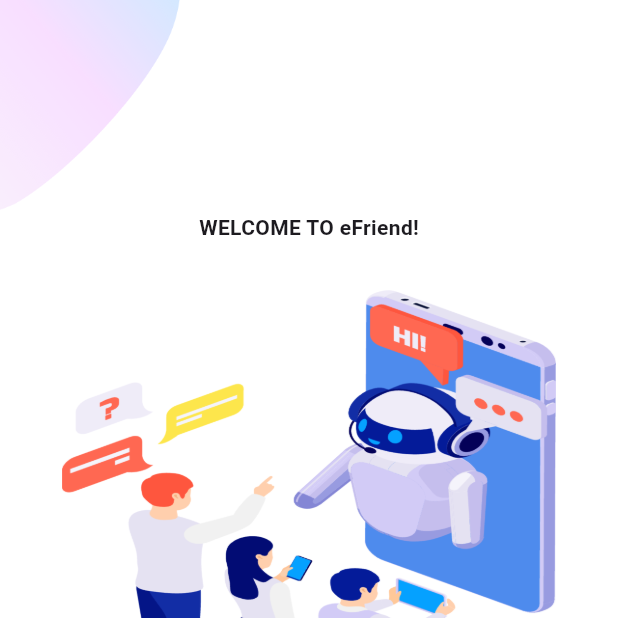
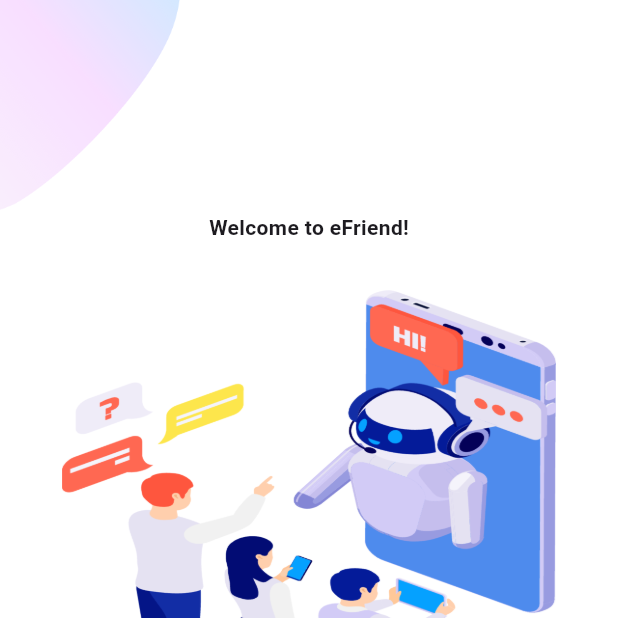
Before and after one commit to COMP7705-Group-J/comp7705_chatbot, a Flutter app: the screen it shows after launch, on a phone screen of 412 x 824 dp, the top half of it. Run offline on Flutter 3.47's test engine with Material 3 defaults, Android fonts, the phone set to English and light mode, and no system bars; our stand-ins replace flutter_markdown, flutter_svg, font_awesome_flutter, get, google_nav_bar, shared_preferences.

Commit message:
fix app name

```diff
--- a/lib/pages/sign_regi_welc/Screens/Welcome/components/welcome_image.dart
+++ b/lib/pages/sign_regi_welc/Screens/Welcome/components/welcome_image.dart
@@ -12,7 +12,7 @@ class WelcomeImage extends StatelessWidget {
     return Column(
       children: [
         const Text(
-          "WELCOME TO eFriend!",
+          "Welcome to eFriend!",
           style: TextStyle(fontWeight: FontWeight.bold),
         ),
         const SizedBox(height: defaultPadding * 2),
```
